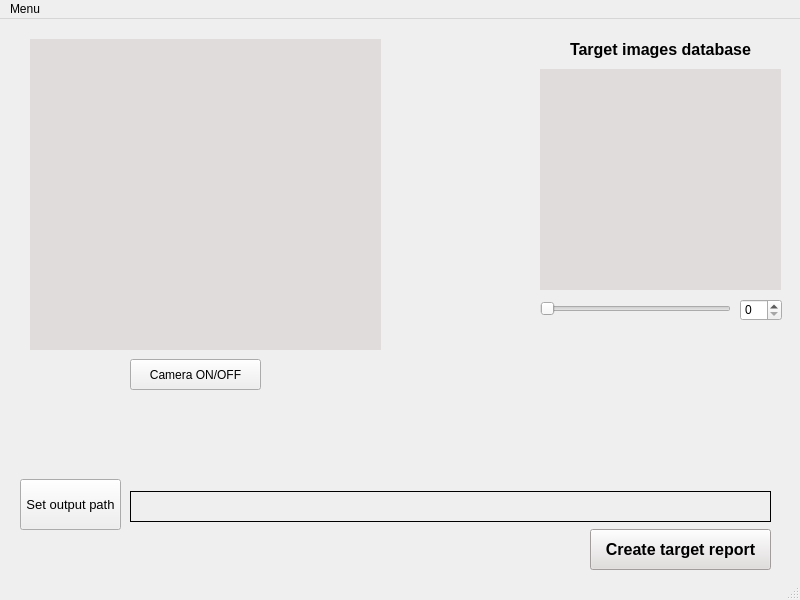
Qt form Backup/Frontend.ui (TalEfraim/Master) before a commit.
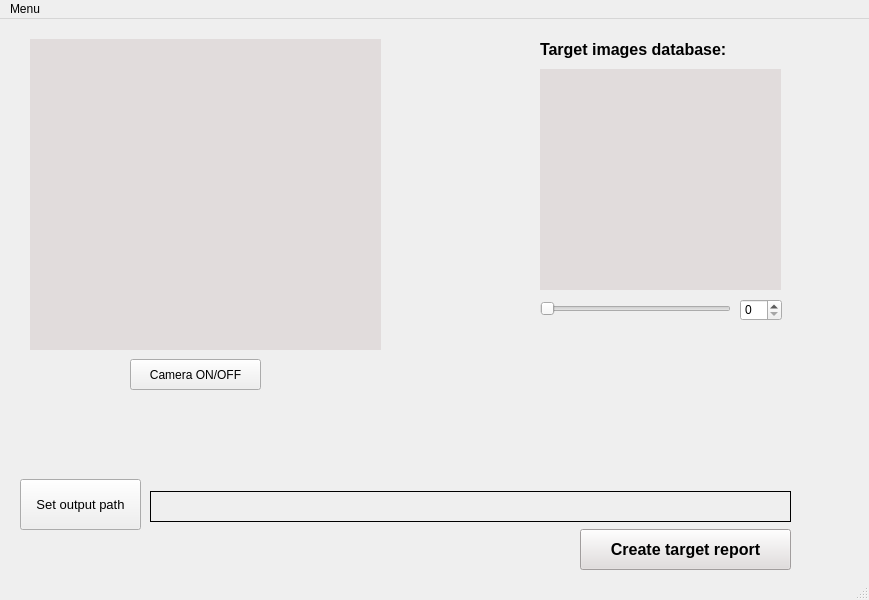
The same form after that commit.

```diff
--- a/Backup/Frontend.ui
+++ b/Backup/Frontend.ui
@@ -6,7 +6,7 @@
    <rect>
     <x>0</x>
     <y>0</y>
-    <width>800</width>
+    <width>869</width>
     <height>600</height>
    </rect>
   </property>
@@ -65,9 +65,9 @@
    <widget class="QLabel" name="TargetImagesLabel">
     <property name="geometry">
      <rect>
-      <x>570</x>
+      <x>540</x>
       <y>15</y>
-      <width>191</width>
+      <width>241</width>
       <height>31</height>
      </rect>
     </property>
@@ -80,7 +80,7 @@
      </font>
     </property>
     <property name="text">
-     <string>Target images database</string>
+     <string>Target images database:</string>
     </property>
    </widget>
    <widget class="QSlider" name="horizontalSlider">
@@ -109,9 +109,9 @@
    <widget class="QPushButton" name="CreateReportButton">
     <property name="geometry">
      <rect>
-      <x>590</x>
+      <x>580</x>
       <y>510</y>
-      <width>181</width>
+      <width>211</width>
       <height>41</height>
      </rect>
     </property>
@@ -132,7 +132,7 @@
    <widget class="QLabel" name="ExportPathLabel">
     <property name="geometry">
      <rect>
-      <x>130</x>
+      <x>150</x>
       <y>472</y>
       <width>641</width>
       <height>31</height>
@@ -150,7 +150,7 @@
      <rect>
       <x>20</x>
       <y>460</y>
-      <width>101</width>
+      <width>121</width>
       <height>51</height>
      </rect>
     </property>
@@ -169,8 +169,8 @@
     <rect>
      <x>0</x>
      <y>0</y>
-     <width>800</width>
-     <height>21</height>
+     <width>869</width>
+     <height>26</height>
     </rect>
    </property>
    <widget class="QMenu" name="menuMenu">
```
Left out of the diff: 9 changed lines with no effect on the pictures.
